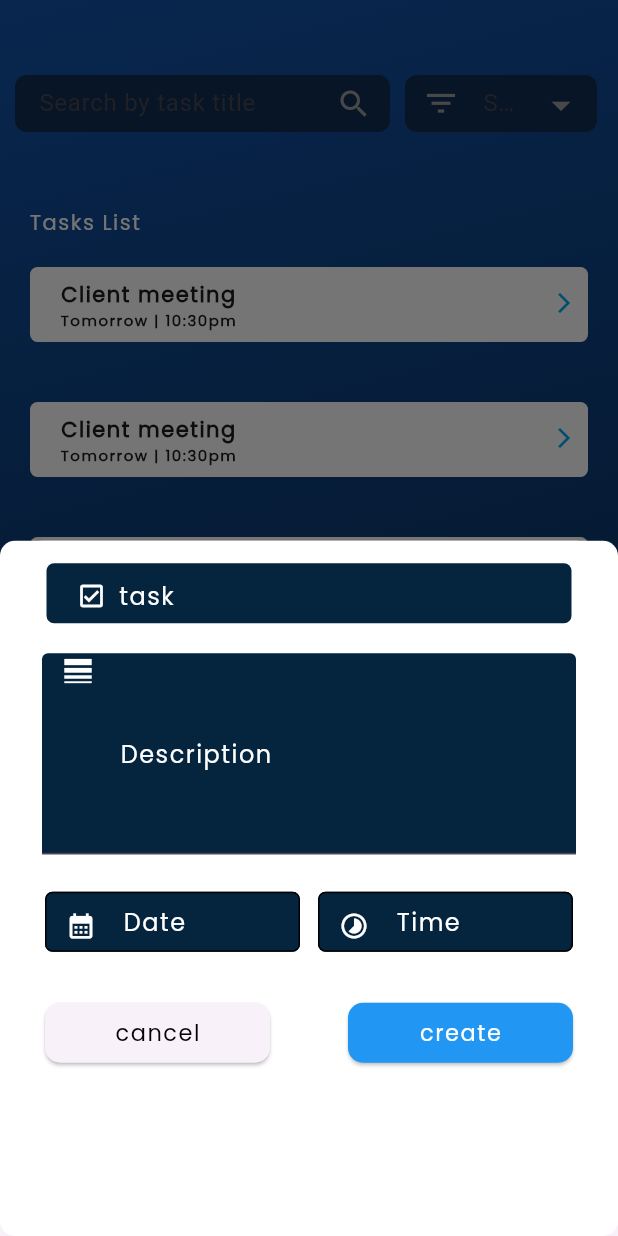
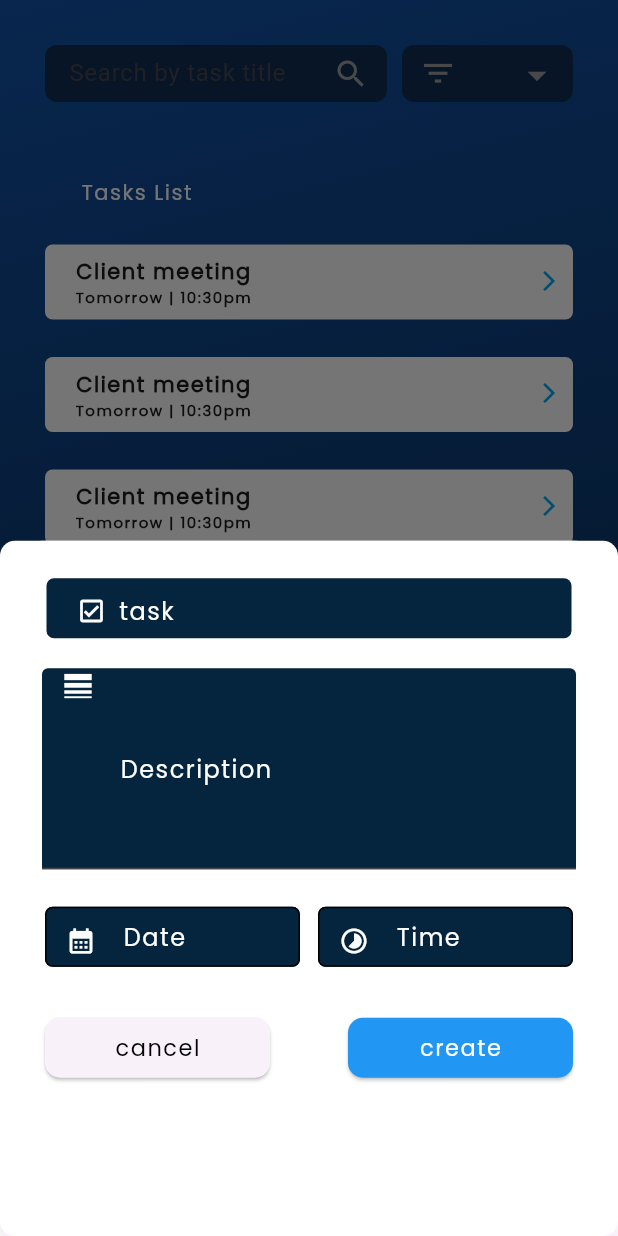
Before and after one commit to Kendra-ui/kendra_todo, a Flutter app: the screen it shows after launch, after a tap on "Tasks List", after a tap on the "arrow forward ios" icon, after a tap on the "add" icon, on a phone screen of 412 x 824 dp. Run offline on Flutter 3.47's test engine with Material 2 defaults, Android fonts, the phone set to English and light mode, and no system bars; our stand-ins replace table_calendar.

Commit message:
Initial commit

```diff
--- a/lib/utils/custom_textfield/text4.dart
+++ b/lib/utils/custom_textfield/text4.dart
@@ -10,10 +10,9 @@ class Text4 extends StatelessWidget {
   @override
   Widget build(BuildContext context) {
     return Scaffold(
-      body: SingleChildScrollView(
+      body: SafeArea(
         child: Container(
-         width: MediaQuery.of(context).size.width,
-          height: MediaQuery.of(context).size.height,
+         width: double.infinity,
           decoration:  const BoxDecoration(
             gradient: LinearGradient(
               begin: Alignment.topLeft,
@@ -24,14 +23,16 @@ class Text4 extends StatelessWidget {
               ],
             )
         ),
-        child:   Column(
+        child:   Padding(
+          padding: const EdgeInsets.only(top: 30, left: 30, right: 30),
+          child: Column(
             children: [
               Row(
                 children: [
-                Padding(
-            padding: const EdgeInsets.only(top:50.0, left: 10),
+                  Expanded(
+                    flex: 2,
               child: SizedBox(
-                        width: 250,
+                          // width: 250,
                           height: 38,
                            child: TextFormField(
                             decoration:  InputDecoration(
@@ -49,11 +50,13 @@ class Text4 extends StatelessWidget {
                            ),
                          ),
             ),
+            const SizedBox(
+              width: 10
+            ),
 
-          Padding(
-            padding: const EdgeInsets.only(top:50.0, left: 10),
+            Expanded(
               child: SizedBox(
-                        width: 128,
+                          //width: 128,
                           height: 38,
                            child: TextFormField(
                             decoration:  InputDecoration(
@@ -76,7 +79,7 @@ class Text4 extends StatelessWidget {
                 ],
               ),
                Padding(
-              padding:  const EdgeInsets.only(top:50.0, right: 299),
+                padding:  const EdgeInsets.only(top:50.0, right: 230),
                 child: GestureDetector(
                   onTap: (){
                     Navigator.of(context).pushReplacement(MaterialPageRoute(builder: (BuildContext context)=> const Text3()));
@@ -87,7 +90,7 @@ class Text4 extends StatelessWidget {
               ),
 
               Padding(
-                      padding: const EdgeInsets.all(20),
+                        padding: const EdgeInsets.only(top:25),
                         child: Container(
                           width: double.infinity,
                           height: 50,
@@ -120,7 +123,7 @@ class Text4 extends StatelessWidget {
                       ),
 
                       Padding(
-                      padding: const EdgeInsets.all(20),
+                        padding: const EdgeInsets.only(top:25),
                         child: Container(
                           width: 400,
                           height: 50,
@@ -152,7 +155,7 @@ class Text4 extends StatelessWidget {
                         ),
                       ),
                      Padding(
-                      padding: const EdgeInsets.all(20),
+                        padding: const EdgeInsets.only(top:25),
                         child: Container(
                           width: 400,
                           height: 50,
@@ -184,7 +187,7 @@ class Text4 extends StatelessWidget {
                         ),
                       ),
                        Padding(
-                      padding: const EdgeInsets.all(20),
+                        padding: const EdgeInsets.only(top:25),
                         child: Container(
                           width: 400,
                           height: 50,
@@ -217,7 +220,7 @@ class Text4 extends StatelessWidget {
                       ),
 
                       Padding(
-              padding: const EdgeInsets.only(top: 50, left:310),
+                padding: const EdgeInsets.only(top: 100, left:250),
                 child: Container(
                   width: 70,
                   height: 70,
@@ -232,11 +235,11 @@ class Text4 extends StatelessWidget {
                             context: context,
                             builder: (context) {
                               return  SizedBox(
-                              height: 500,
+                                height: 700,
                                 width: double.infinity,
                                 child: Container(
               width: MediaQuery.of(context).size.width,
-            height: 500,
+              height: 700,
               decoration: BoxDecoration(
                 color:  Colors.white,
                 borderRadius: BorderRadius.circular(10)
@@ -245,7 +248,7 @@ class Text4 extends StatelessWidget {
                Column(
                 children: [
                   Padding(
-                      padding: const EdgeInsets.only(top:15),
+                        padding: const EdgeInsets.only(top:25),
                         child: Container(
                           width: 350,
                           height: 40,
@@ -410,5 +413,6 @@ class Text4 extends StatelessWidget {
           ),
         ),
         ),
+      ),
   );}
 }
```
Lines whose indentation alone changed are shown as unchanged.
